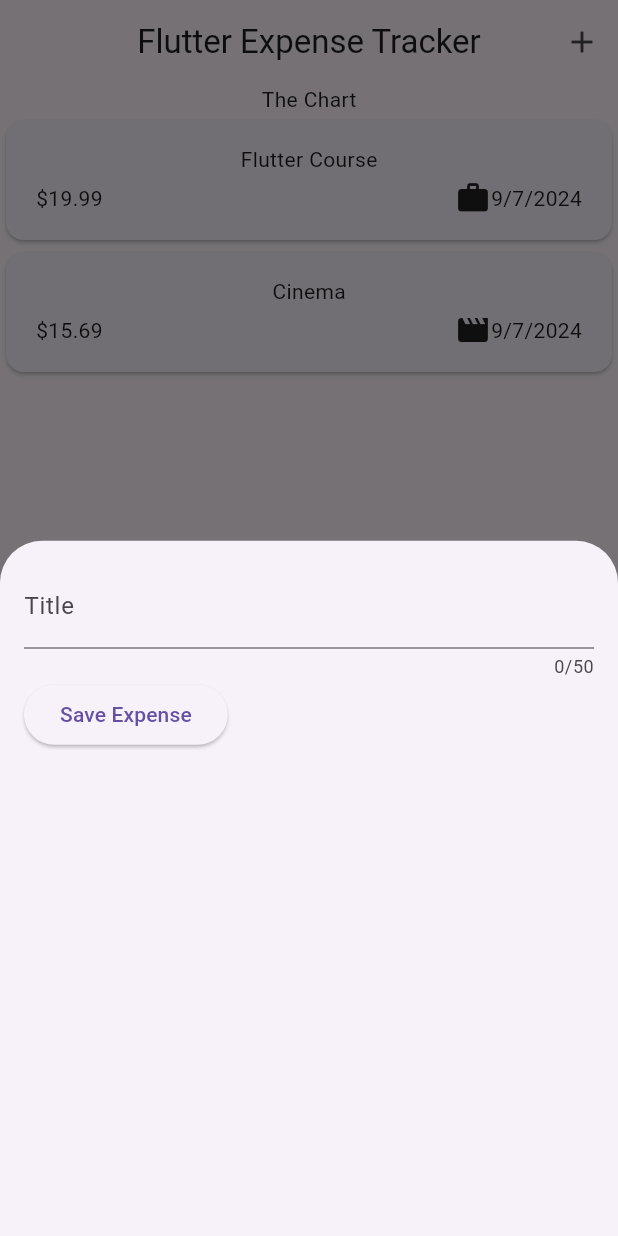
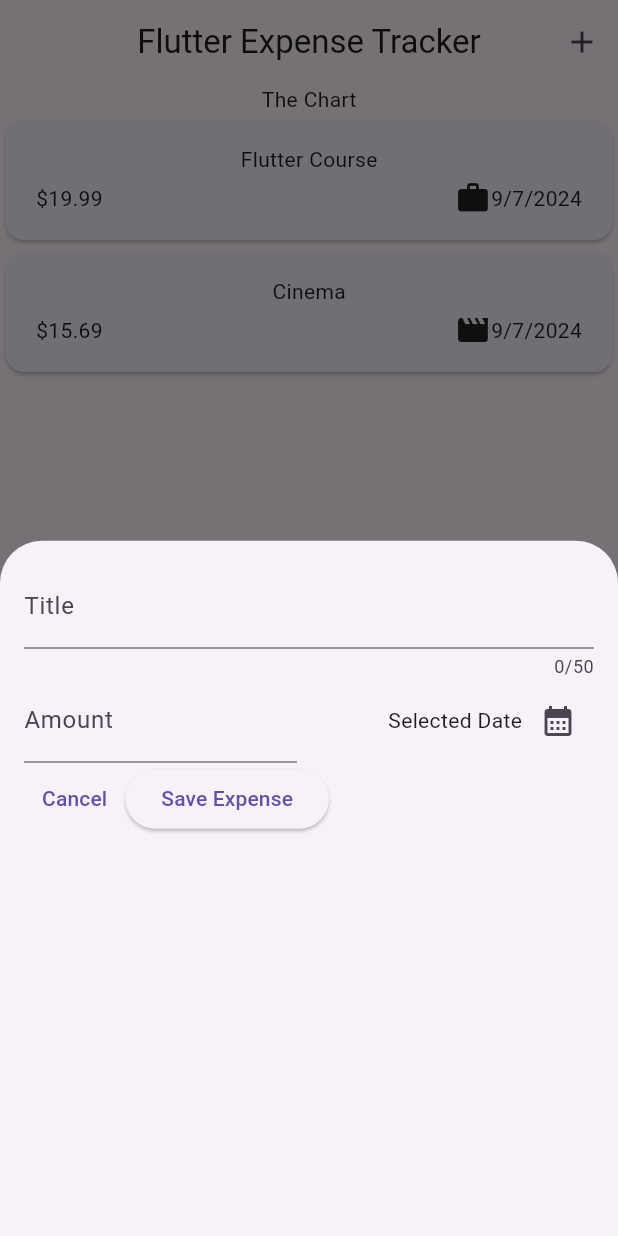
Before and after one commit to surajgond07/expense_tracker_flutter_app, a Flutter app: the screen it shows after launch, after a tap on the "add" icon, on a phone screen of 412 x 824 dp. Run offline on Flutter 3.47's test engine with Material 3 defaults, Android fonts, the phone set to English and light mode, and no system bars.

Commit message:
Model Overlay Date Picker Added

```diff
--- a/lib/widget/new_expense.dart
+++ b/lib/widget/new_expense.dart
@@ -10,20 +10,26 @@ class NewExpense extends StatefulWidget {
 }
 
 class _NewExpenseState extends State<NewExpense> {
-  var _enteredTitle = '';
+  final _titleController = TextEditingController();
+  final _amountController = TextEditingController();
 
-  void _saveTitleInput(String inputValue) {
-    _enteredTitle = inputValue;
+  @override
+  void dispose() {
+    // must be remove when removed the widget
+    _titleController.dispose();
+    _amountController.dispose();
+    super.dispose();
   }
 
   @override
-  Widget build(Object context) {
+  // Widget build(Object context) {
+  Widget build(BuildContext context) {
     return Padding(
       padding: const EdgeInsets.all(16),
       child: Column(
         children: [
           TextField(
-            onChanged: _saveTitleInput,
+            controller: _titleController,
             maxLength: 50,
             decoration: const InputDecoration(
               label: Text('Title'),
@@ -31,9 +37,45 @@ class _NewExpenseState extends State<NewExpense> {
           ),
           Row(
             children: [
+              Expanded(
+                child: TextField(
+                  controller: _amountController,
+                  keyboardType: TextInputType.number,
+                  decoration: const InputDecoration(
+                    prefixText: '\$ ',
+                    label: Text('Amount'),
+                  ),
+                ),
+              ),
+              const SizedBox(
+                width: 16,
+              ),
+              Expanded(
+                child: Row(
+                  mainAxisAlignment: MainAxisAlignment.end,
+                  crossAxisAlignment: CrossAxisAlignment.center,
+                  children: [
+                    const Text('Selected Date'),
+                    IconButton(
+                        onPressed: () {},
+                        icon: const Icon(Icons.calendar_month))
+                  ],
+                ),
+              ),
+            ],
+          ),
+          Row(
+            children: [
+              TextButton(
+                onPressed: () {
+                  Navigator.pop(context);
+                },
+                child: const Text('Cancel'),
+              ),
               ElevatedButton(
                 onPressed: () {
-                  print(_enteredTitle);
+                  print(_titleController.text);
+                  print(_amountController.text);
                 },
                 child: const Text('Save Expense'),
               )
```
Also changed, not shown: lib/widget/demo.dart (added, +97 -0 lines).
